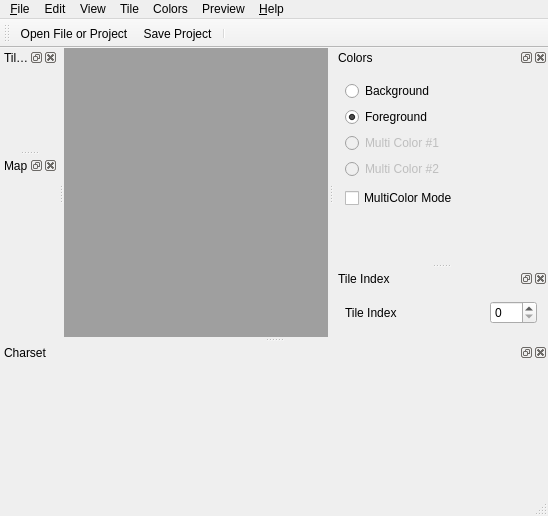
First picture: the form in src/mainwindow.ui, repository ricardoquesada/vchar64, before the edit.
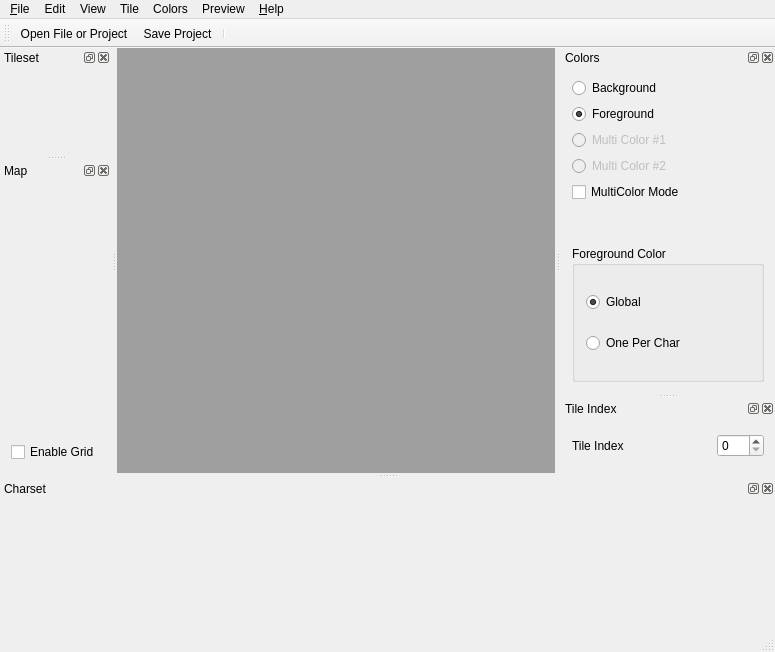
Second picture: the form after the edit. Icons and pictures are not drawn. Custom widgets are drawn as their Qt base class.

Diff of the .ui file:
```diff
--- a/src/mainwindow.ui
+++ b/src/mainwindow.ui
@@ -6,8 +6,8 @@
    <rect>
     <x>0</x>
     <y>0</y>
-    <width>548</width>
-    <height>516</height>
+    <width>775</width>
+    <height>652</height>
    </rect>
   </property>
   <property name="focusPolicy">
@@ -62,7 +62,7 @@
     <rect>
      <x>0</x>
      <y>0</y>
-     <width>548</width>
+     <width>775</width>
      <height>22</height>
     </rect>
    </property>
@@ -322,6 +322,32 @@
        </property>
       </widget>
      </item>
+     <item>
+      <widget class="QGroupBox" name="groupBox">
+       <property name="title">
+        <string>Foreground Color</string>
+       </property>
+       <layout class="QVBoxLayout" name="verticalLayout_6">
+        <item>
+         <widget class="QRadioButton" name="radioButton_charColorGlobal">
+          <property name="text">
+           <string>Global</string>
+          </property>
+          <property name="checked">
+           <bool>true</bool>
+          </property>
+         </widget>
+        </item>
+        <item>
+         <widget class="QRadioButton" name="radioButton_charColorPerChar">
+          <property name="text">
+           <string>One Per Char</string>
+          </property>
+         </widget>
+        </item>
+       </layout>
+      </widget>
+     </item>
     </layout>
    </widget>
   </widget>
@@ -411,7 +437,18 @@
    <widget class="QWidget" name="dockWidgetContents_4">
     <layout class="QVBoxLayout" name="verticalLayout_5">
      <item>
-      <widget class="MapWidget" name="mapWidget" native="true"/>
+      <widget class="MapWidget" name="mapWidget" native="true">
+       <property name="focusPolicy">
+        <enum>Qt::StrongFocus</enum>
+       </property>
+      </widget>
+     </item>
+     <item>
+      <widget class="QCheckBox" name="checkBox_map">
+       <property name="text">
+        <string>Enable Grid</string>
+       </property>
+      </widget>
      </item>
     </layout>
    </widget>
```
